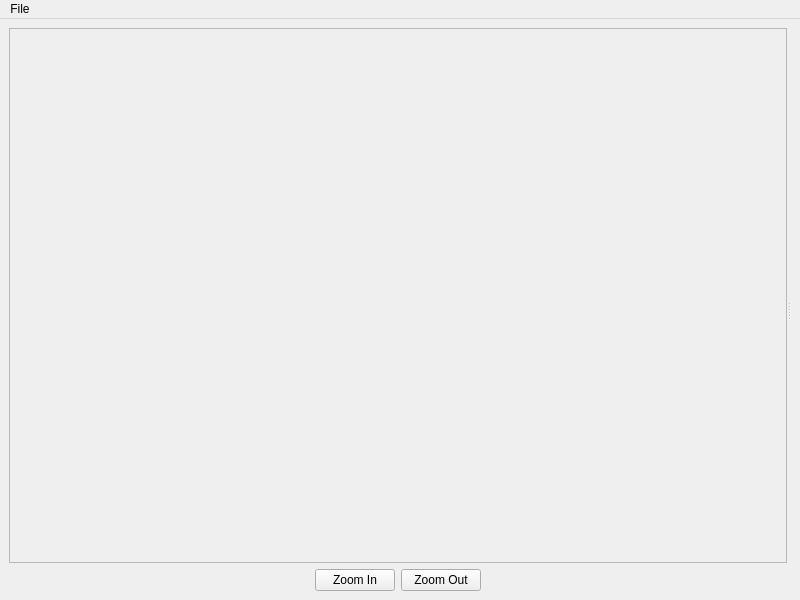
The window that fredo/gui/main_window.ui (fredo-editor/FreDo) describes before a commit, drawn with Qt 5.
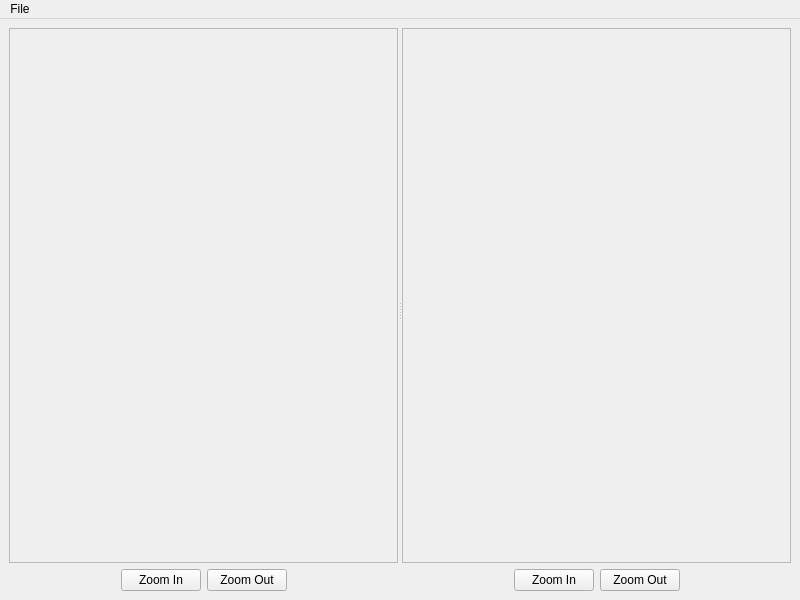
The same window after the commit.

Diff of the .ui file:
```diff
--- a/fredo/gui/main_window.ui
+++ b/fredo/gui/main_window.ui
@@ -34,7 +34,7 @@
               <rect>
                <x>0</x>
                <y>0</y>
-               <width>663</width>
+               <width>383</width>
                <height>514</height>
               </rect>
              </property>
@@ -97,7 +97,78 @@
          </layout>
         </widget>
         <widget class="QWidget" name="verticalLayoutWidget_2">
-         <layout class="QVBoxLayout" name="verticalLayout_2"/>
+         <layout class="QVBoxLayout" name="verticalLayout_2">
+          <item>
+           <widget class="QScrollArea" name="scrollArea_2">
+            <property name="widgetResizable">
+             <bool>true</bool>
+            </property>
+            <widget class="QWidget" name="scrollAreaWidgetContents_2">
+             <property name="geometry">
+              <rect>
+               <x>0</x>
+               <y>0</y>
+               <width>383</width>
+               <height>514</height>
+              </rect>
+             </property>
+             <layout class="QGridLayout" name="gridLayout_3">
+              <item row="0" column="0">
+               <widget class="QLabel" name="freq_label">
+                <property name="text">
+                 <string/>
+                </property>
+               </widget>
+              </item>
+             </layout>
+            </widget>
+           </widget>
+          </item>
+          <item>
+           <layout class="QHBoxLayout" name="horizontalLayout_5">
+            <item>
+             <spacer name="horizontalSpacer_3">
+              <property name="orientation">
+               <enum>Qt::Horizontal</enum>
+              </property>
+              <property name="sizeHint" stdset="0">
+               <size>
+                <width>40</width>
+                <height>20</height>
+               </size>
+              </property>
+             </spacer>
+            </item>
+            <item>
+             <widget class="QPushButton" name="freq_zoom_in_btn">
+              <property name="text">
+               <string>Zoom In</string>
+              </property>
+             </widget>
+            </item>
+            <item>
+             <widget class="QPushButton" name="freq_zoom_out_btn">
+              <property name="text">
+               <string>Zoom Out</string>
+              </property>
+             </widget>
+            </item>
+            <item>
+             <spacer name="horizontalSpacer_4">
+              <property name="orientation">
+               <enum>Qt::Horizontal</enum>
+              </property>
+              <property name="sizeHint" stdset="0">
+               <size>
+                <width>40</width>
+                <height>20</height>
+               </size>
+              </property>
+             </spacer>
+            </item>
+           </layout>
+          </item>
+         </layout>
         </widget>
        </widget>
       </item>
```
